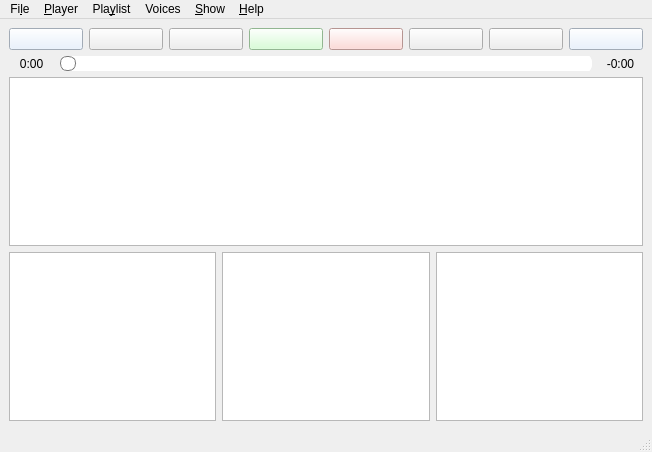
derselbst/ANMP, file gui/mainwindow.ui: the form before one commit.
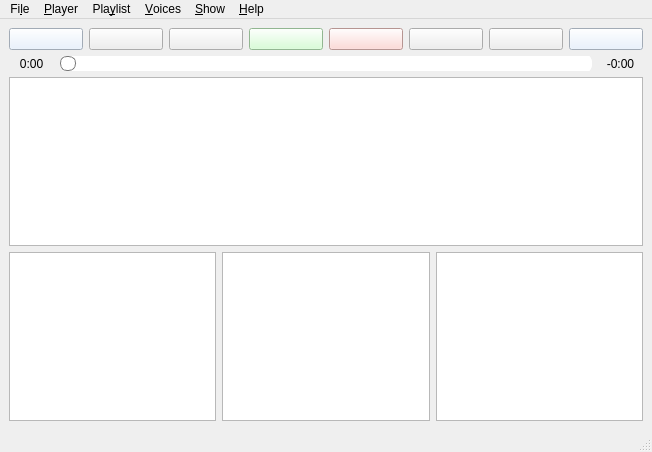
The form after the commit. Icons and pictures are not drawn. Custom widgets are drawn as their Qt base class.

Commit message: disable stop button and seek bar if seek impossible

```diff
--- a/gui/mainwindow.ui
+++ b/gui/mainwindow.ui
@@ -450,7 +450,7 @@
      <x>0</x>
      <y>0</y>
      <width>652</width>
-     <height>21</height>
+     <height>30</height>
     </rect>
    </property>
    <widget class="QMenu" name="menuHello">
@@ -509,7 +509,7 @@
    </widget>
    <widget class="QMenu" name="menuVoices">
     <property name="title">
-     <string>Voices</string>
+     <string>&amp;Voices</string>
     </property>
     <addaction name="actionSelect_Muted_Voices"/>
     <addaction name="actionSelect_Unmuted_Voices"/>
```
Left out of the diff: 40 changed lines with no effect on the pictures. The commit also changes 3 other files.
